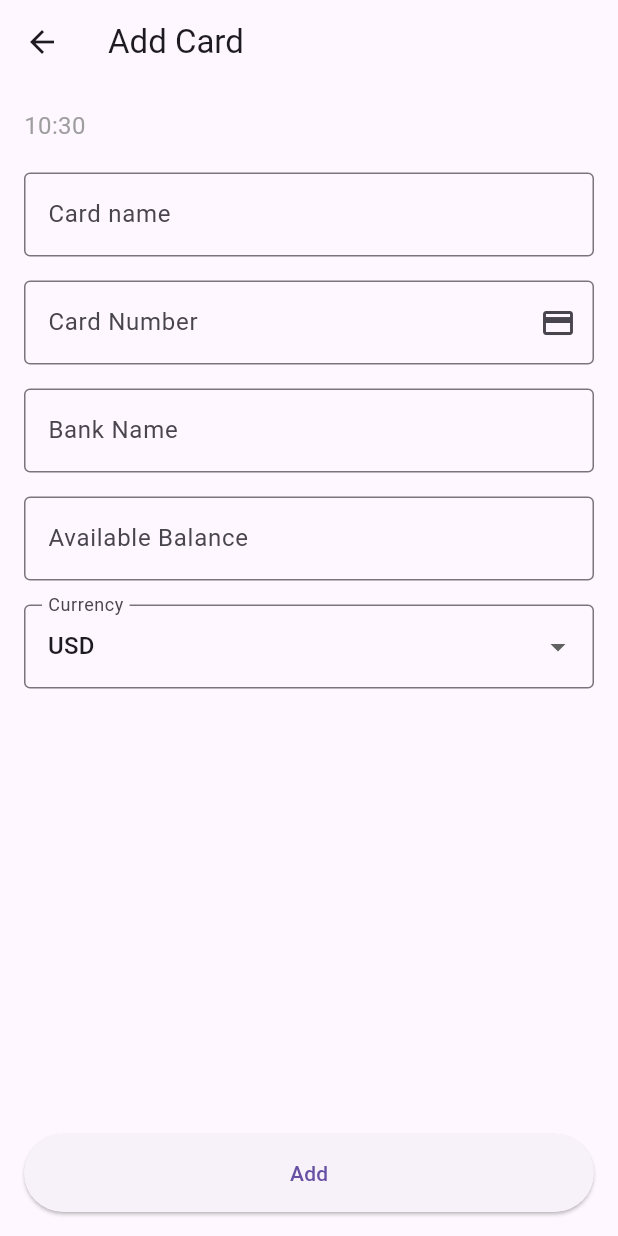
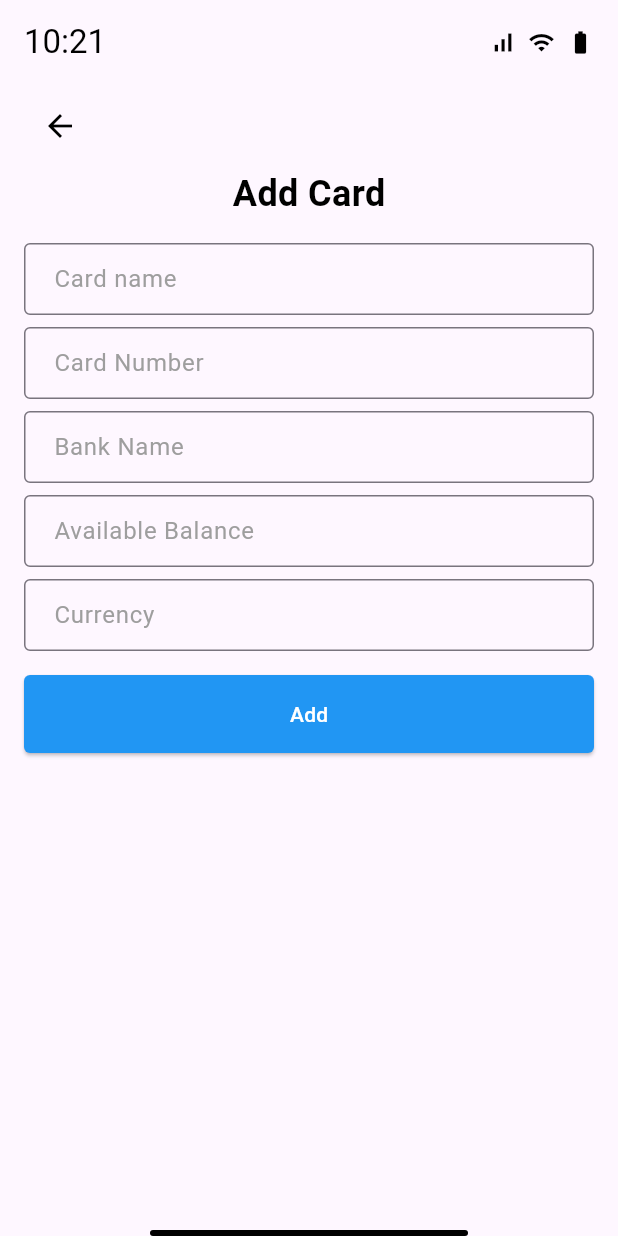
Before and after one commit to Jose-Bonilla-1043/Act8_Dise-o, a Flutter app: the AddCardPage screen opened by its route, on a phone screen of 412 x 824 dp. Run offline on Flutter 3.47's test engine with Material 3 defaults, Android fonts, the phone set to English and light mode, and no system bars.

Commit message:
Update add_card_page.dart

```diff
--- a/lib/add_card_page.dart
+++ b/lib/add_card_page.dart
@@ -1,4 +1,12 @@
 import 'package:flutter/material.dart';
+import 'package:flutter/services.dart';
+
+void main() {
+  runApp(const MaterialApp(
+    debugShowCheckedModeBanner: false, // Elimina el banner de debug
+    home: AddCardPage(),
+  ));
+}
 
 class AddCardPage extends StatefulWidget {
   const AddCardPage({super.key});
@@ -13,7 +21,6 @@ class _AddCardPageState extends State<AddCardPage> {
   final TextEditingController _cardNumberController = TextEditingController();
   final TextEditingController _bankNameController = TextEditingController();
   final TextEditingController _balanceController = TextEditingController();
-  String _selectedCurrency = 'USD';
 
   @override
   void dispose() {
@@ -28,61 +35,79 @@ class _AddCardPageState extends State<AddCardPage> {
   Widget build(BuildContext context) {
     return Scaffold(
       appBar: AppBar(
-        title: const Text('Add Card'),
-        leading: IconButton(
-          icon: const Icon(Icons.arrow_back),
+        title: Row(
+          mainAxisAlignment: MainAxisAlignment.center,
+          children: [
+            const Text('10:21', style: TextStyle(color: Colors.black)),
+            const Spacer(),
+            const Icon(Icons.signal_cellular_alt,
+                size: 18, color: Colors.black),
+            const SizedBox(width: 8),
+            const Icon(Icons.wifi, size: 18, color: Colors.black),
+            const SizedBox(width: 8),
+            const Icon(Icons.battery_full, size: 18, color: Colors.black),
+          ],
+        ),
+        centerTitle: true,
+        backgroundColor: Colors.transparent,
+        elevation: 0,
+        automaticallyImplyLeading: false,
+      ),
+      body: Padding(
+        padding: const EdgeInsets.symmetric(horizontal: 16.0, vertical: 4.0),
+        child: Column(
+          children: [
+            // Botón de retroceso
+            Align(
+              alignment: Alignment.centerLeft,
+              child: IconButton(
+                icon: const Icon(Icons.arrow_back, color: Colors.black),
                 onPressed: () => Navigator.pop(context),
               ),
             ),
-      body: Padding(
-        padding: const EdgeInsets.all(16.0),
-        child: Form(
+
+            const SizedBox(height: 4),
+
+            // Título "Add Card"
+            const Text(
+              'Add Card',
+              style: TextStyle(
+                fontSize: 24,
+                fontWeight: FontWeight.bold,
+                color: Colors.black,
+              ),
+            ),
+
+            const SizedBox(height: 16),
+
+            // Formulario compacto
+            Form(
               key: _formKey,
               child: Column(
-            crossAxisAlignment: CrossAxisAlignment.start,
                 children: [
-              Text(
-                '${TimeOfDay.now().hour}:${TimeOfDay.now().minute.toString().padLeft(2, '0')}',
-                style: const TextStyle(
-                  fontSize: 16,
-                  color: Colors.grey,
-                ),
-              ),
-              const SizedBox(height: 20),
                   _buildTextField('Card name', _cardNameController),
-              const SizedBox(height: 16),
-              _buildTextField('Card Number', _cardNumberController,
-                  isCardNumber: true),
-              const SizedBox(height: 16),
+                  const SizedBox(height: 8),
+                  _buildTextField('Card Number', _cardNumberController),
+                  const SizedBox(height: 8),
                   _buildTextField('Bank Name', _bankNameController),
-              const SizedBox(height: 16),
+                  const SizedBox(height: 8),
                   _buildTextField('Available Balance', _balanceController,
                       keyboardType: TextInputType.number),
+                  const SizedBox(height: 8),
+                  _buildCurrencyField(),
                   const SizedBox(height: 16),
-              DropdownButtonFormField<String>(
-                value: _selectedCurrency,
-                decoration: const InputDecoration(
-                  labelText: 'Currency',
-                  border: OutlineInputBorder(),
-                ),
-                items: ['USD', 'EUR', 'GBP', 'JPY', 'MXN']
-                    .map((currency) => DropdownMenuItem(
-                          value: currency,
-                          child: Text(currency),
-                        ))
-                    .toList(),
-                onChanged: (value) {
-                  setState(() {
-                    _selectedCurrency = value!;
-                  });
-                },
-              ),
-              const Spacer(),
+
+                  // Botón "Add" alineado con los campos
                   SizedBox(
                     width: double.infinity,
                     child: ElevatedButton(
                       style: ElevatedButton.styleFrom(
+                        backgroundColor: Colors.blue,
+                        foregroundColor: Colors.white,
                         padding: const EdgeInsets.symmetric(vertical: 16),
+                        shape: RoundedRectangleBorder(
+                          borderRadius: BorderRadius.circular(4),
+                        ),
                       ),
                       onPressed: _submitForm,
                       child: const Text('Add'),
@@ -91,6 +116,16 @@ class _AddCardPageState extends State<AddCardPage> {
                 ],
               ),
             ),
+          ],
+        ),
+      ),
+      bottomNavigationBar: Container(
+        height: 4,
+        margin: const EdgeInsets.symmetric(horizontal: 100),
+        decoration: BoxDecoration(
+          color: Colors.black,
+          borderRadius: BorderRadius.circular(2),
+        ),
       ),
     );
   }
@@ -98,15 +133,16 @@ class _AddCardPageState extends State<AddCardPage> {
   Widget _buildTextField(
     String label,
     TextEditingController controller, {
-    bool isCardNumber = false,
     TextInputType keyboardType = TextInputType.text,
   }) {
     return TextFormField(
       controller: controller,
       decoration: InputDecoration(
         labelText: label,
+        labelStyle: const TextStyle(color: Colors.grey),
         border: const OutlineInputBorder(),
-        suffixIcon: isCardNumber ? const Icon(Icons.credit_card) : null,
+        contentPadding:
+            const EdgeInsets.symmetric(vertical: 12, horizontal: 16),
       ),
       keyboardType: keyboardType,
       validator: (value) {
@@ -114,6 +150,21 @@ class _AddCardPageState extends State<AddCardPage> {
           return 'Please enter $label';
         }
         return null;
+      },
+    );
+  }
+
+  Widget _buildCurrencyField() {
+    return TextFormField(
+      decoration: const InputDecoration(
+        labelText: 'Currency',
+        labelStyle: TextStyle(color: Colors.grey),
+        border: OutlineInputBorder(),
+        contentPadding: EdgeInsets.symmetric(vertical: 12, horizontal: 16),
+      ),
+      readOnly: true, // Hace que el campo sea de solo lectura
+      onTap: () {
+        // Aquí podrías agregar la lógica para seleccionar moneda si es necesario
       },
     );
   }
```
Lines whose indentation alone changed are shown as unchanged.
